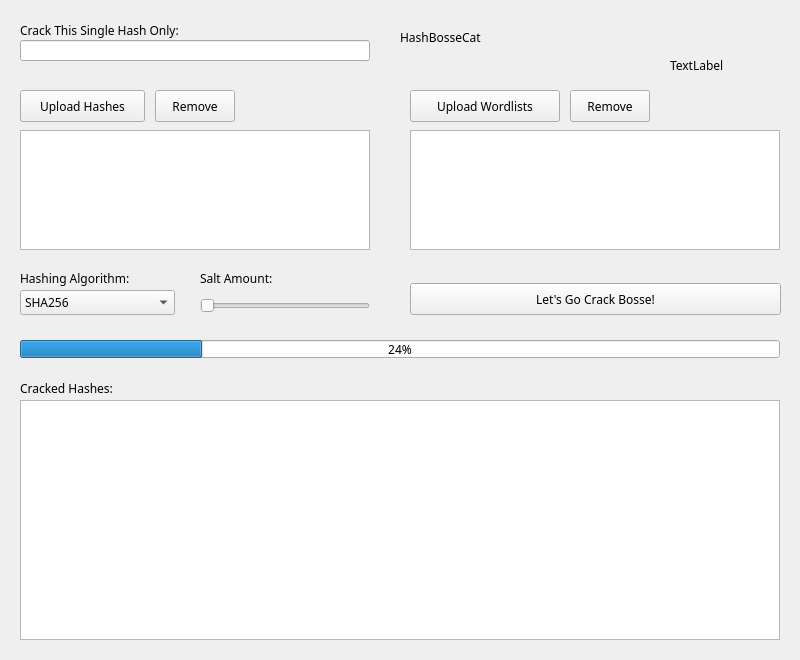
The window that forms/mainwindow.ui (simonthorell/hash-bosse-cat) describes before a commit, drawn with Qt 5.
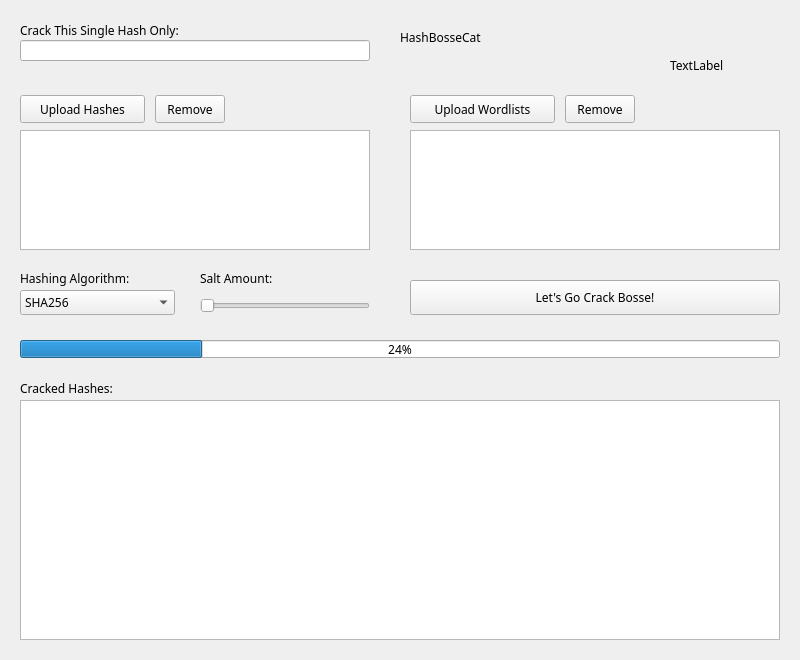
The same window after the commit. Icons and pictures are not drawn.

Commit message: Resize buttons

The edit to the form file:
```diff
--- a/forms/mainwindow.ui
+++ b/forms/mainwindow.ui
@@ -29,9 +29,9 @@
     <property name="geometry">
      <rect>
       <x>410</x>
-      <y>90</y>
-      <width>150</width>
-      <height>32</height>
+      <y>95</y>
+      <width>145</width>
+      <height>28</height>
      </rect>
     </property>
     <property name="text">
@@ -41,10 +41,10 @@
    <widget class="QPushButton" name="Button_RemoveWordlist">
     <property name="geometry">
      <rect>
-      <x>570</x>
-      <y>90</y>
-      <width>80</width>
-      <height>32</height>
+      <x>565</x>
+      <y>95</y>
+      <width>70</width>
+      <height>28</height>
      </rect>
     </property>
     <property name="text">
@@ -65,9 +65,9 @@
     <property name="geometry">
      <rect>
       <x>20</x>
-      <y>90</y>
+      <y>95</y>
       <width>125</width>
-      <height>32</height>
+      <height>28</height>
      </rect>
     </property>
     <property name="text">
@@ -78,9 +78,9 @@
     <property name="geometry">
      <rect>
       <x>155</x>
-      <y>90</y>
-      <width>80</width>
-      <height>32</height>
+      <y>95</y>
+      <width>70</width>
+      <height>28</height>
      </rect>
     </property>
     <property name="text">
@@ -127,9 +127,9 @@
     <property name="geometry">
      <rect>
       <x>410</x>
-      <y>283</y>
-      <width>371</width>
-      <height>32</height>
+      <y>280</y>
+      <width>370</width>
+      <height>35</height>
      </rect>
     </property>
     <property name="text">
```
